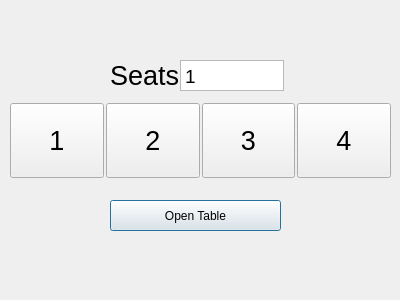
This is opentabledialog.ui in sriv95/Restaurant-Management as Qt 5 draws it before an edit. The edited form follows.
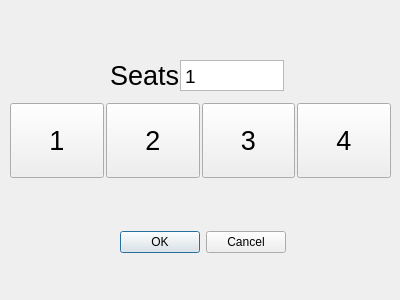
This is the edited form.

```diff
--- a/opentabledialog.ui
+++ b/opentabledialog.ui
@@ -67,19 +67,6 @@
     <string>1</string>
    </property>
   </widget>
-  <widget class="QPushButton" name="openTable">
-   <property name="geometry">
-    <rect>
-     <x>110</x>
-     <y>200</y>
-     <width>171</width>
-     <height>31</height>
-    </rect>
-   </property>
-   <property name="text">
-    <string>Open Table</string>
-   </property>
-  </widget>
   <widget class="QWidget" name="horizontalLayoutWidget">
    <property name="geometry">
     <rect>
@@ -191,6 +178,19 @@
     </item>
    </layout>
   </widget>
+  <widget class="QDialogButtonBox" name="buttonBox">
+   <property name="geometry">
+    <rect>
+     <x>120</x>
+     <y>230</y>
+     <width>166</width>
+     <height>24</height>
+    </rect>
+   </property>
+   <property name="standardButtons">
+    <set>QDialogButtonBox::StandardButton::Cancel|QDialogButtonBox::StandardButton::Ok</set>
+   </property>
+  </widget>
  </widget>
  <resources/>
  <connections/>
```
